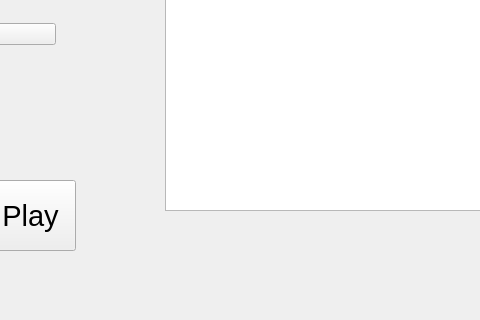
This is homescreen.ui in gbafana25/sadguriplay as Qt 5 draws it before an edit; both pictures show x 275 to 755 and y 280 to 600 of the 1045 by 600 pixel window. The edited form follows.
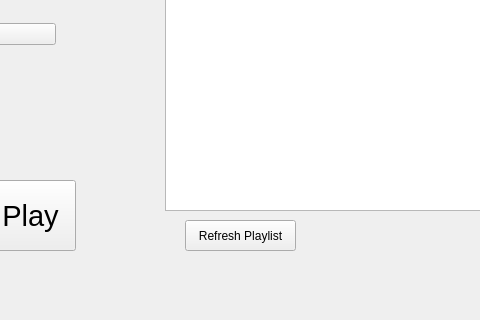
This is the edited form.

Commit message: playlist refresh

```diff
--- a/homescreen.ui
+++ b/homescreen.ui
@@ -126,6 +126,19 @@
      <string>Pause</string>
     </property>
    </widget>
+   <widget class="QPushButton" name="refresh_playlistbtn">
+    <property name="geometry">
+     <rect>
+      <x>460</x>
+      <y>500</y>
+      <width>111</width>
+      <height>31</height>
+     </rect>
+    </property>
+    <property name="text">
+     <string>Refresh Playlist</string>
+    </property>
+   </widget>
   </widget>
   <widget class="QMenuBar" name="menubar">
    <property name="geometry">
```
The commit also changes 4 other files.
